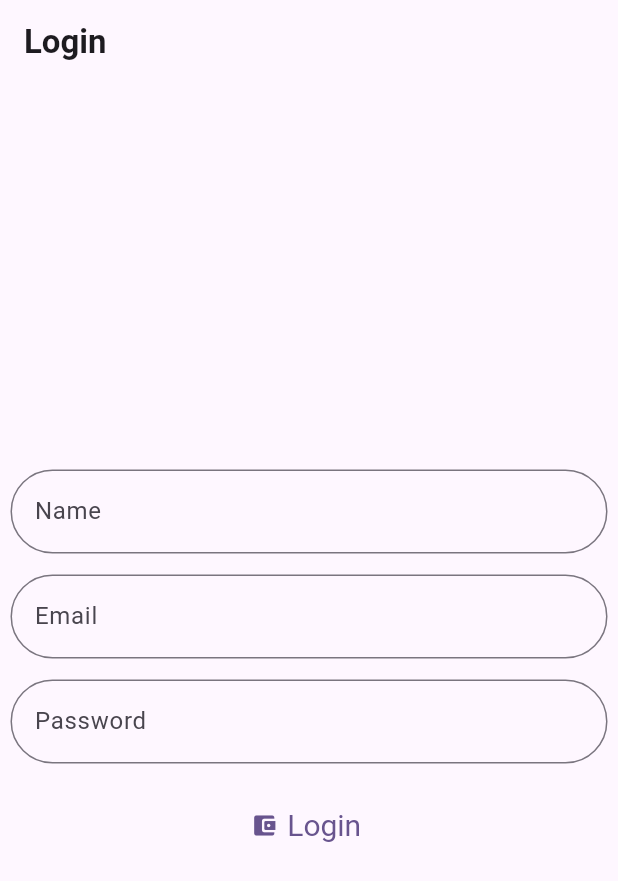
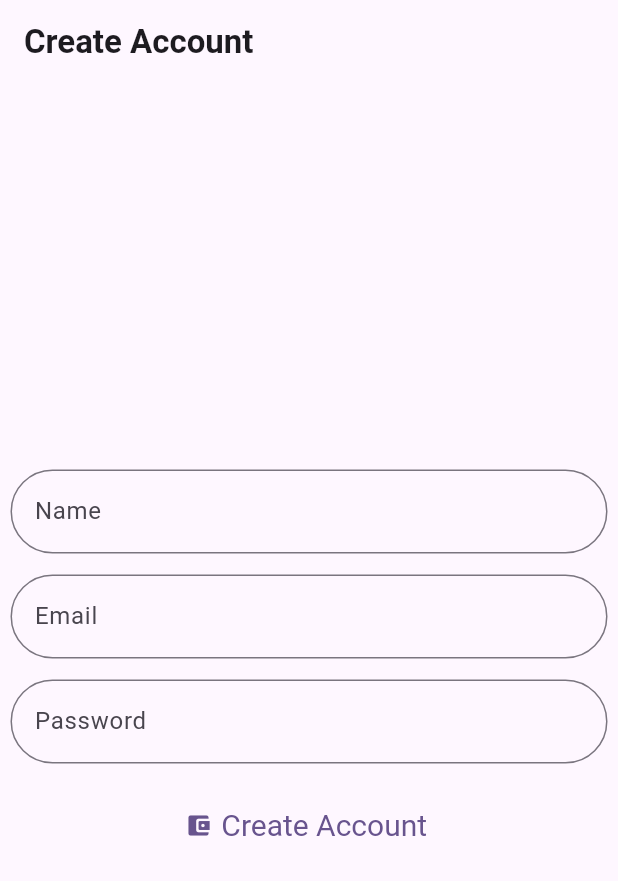
Before and after one commit to VijayWath/Url-shortner-application-and-server, a Flutter app: the screen it shows after launch, on a phone screen of 412 x 824 dp. Shown: the top 881 px of the screen. Run offline on Flutter 3.47's test engine with Material 3 defaults, Android fonts, the phone set to English and light mode, and no system bars; our stand-ins replace bloc, flutter_bloc, shared_preferences.

Commit message:
bloc user Auth

```diff
--- a/lib/bloc/auth_bloc_state.dart
+++ b/lib/bloc/auth_bloc_state.dart
@@ -7,7 +7,11 @@ final class AuthLoading extends AuthBlocState {}
 
 final class AuthBlocInitial extends AuthBlocState {}
 
-final class AuthLoginSuccess extends AuthBlocState {}
+final class AuthLoginSuccess extends AuthBlocState {
+  final UserModel user;
+
+  AuthLoginSuccess({required this.user});
+}
 
 final class AuthFailuare extends AuthBlocState {
   final String error;
@@ -16,7 +20,7 @@ final class AuthFailuare extends AuthBlocState {
 }
 
 final class AuthCreateAccountSuccess extends AuthBlocState {
-  final String uid;
+  final UserModel user;
 
-  AuthCreateAccountSuccess({required this.uid});
+  AuthCreateAccountSuccess({required this.user});
 }
--- a/lib/main.dart
+++ b/lib/main.dart
@@ -1,4 +1,5 @@
 import 'package:url_shortner_service/bloc/auth_bloc_bloc.dart';
+import 'package:url_shortner_service/respositories/UserRepository.dart';
 import 'package:url_shortner_service/screens/CreateAccountScreen.dart';
 import 'package:flutter/material.dart';
 import 'package:flutter_bloc/flutter_bloc.dart';
@@ -12,8 +13,18 @@ class MyApp extends StatelessWidget {
 
   @override
   Widget build(BuildContext context) {
-    return BlocProvider(
-      create: (context) => AuthBlocBloc(),
+    return MultiRepositoryProvider(
+      providers: [
+        RepositoryProvider(
+          create: (context) => UserRepository(),
+        ),
+      ],
+      child: MultiBlocProvider(
+        providers: [
+          BlocProvider(
+            create: (context) => AuthBlocBloc(UserRepository()),
+          ),
+        ],
         child: MaterialApp(
           title: 'URL SERVICE',
           theme: ThemeData(
@@ -22,6 +33,7 @@ class MyApp extends StatelessWidget {
           ),
           home: const CreateAccountScreen(),
         ),
+      ),
     );
   }
 }
--- /dev/null
+++ b/lib/models/historyModel.dart
@@ -0,0 +1,6 @@
+class HistoryModel {
+  final String ip;
+  final DateTime date;
+
+  HistoryModel({required this.ip, required this.date});
+}
--- /dev/null
+++ b/lib/models/responseModel.dart
@@ -0,0 +1,6 @@
+class ResponseModel {
+  final dynamic data;
+  final String? error;
+
+  ResponseModel({this.data, this.error});
+}
--- a/lib/models/userModel.dart
+++ b/lib/models/userModel.dart
@@ -1,10 +1,10 @@
 class UserModel {
   final String name;
   final String email;
-  final String password;
+  final String uid;
   UserModel({
     required this.name,
     required this.email,
-    required this.password,
+    required this.uid,
   });
 }
--- a/lib/screens/CreateAccountScreen.dart
+++ b/lib/screens/CreateAccountScreen.dart
@@ -22,7 +22,7 @@ class _CreateAccountScreenState extends State<CreateAccountScreen> {
     return Scaffold(
       appBar: AppBar(
         title: const Text(
-          "Login",
+          "Create Account",
           style: TextStyle(fontWeight: FontWeight.bold),
         ),
       ),
@@ -46,7 +46,7 @@ class _CreateAccountScreenState extends State<CreateAccountScreen> {
           },
           builder: (context, state) {
             if (state is AuthLoading) {
-              return Center(
+              return const Center(
                 child: CircularProgressIndicator(),
               );
             }
@@ -73,7 +73,7 @@ class _CreateAccountScreenState extends State<CreateAccountScreen> {
                           );
                     },
                     icon: const Icon(Icons.account_balance_wallet_rounded),
-                    label: const Text("Login"),
+                    label: const Text("Create Account"),
                   )
                 ],
               ),
--- a/lib/screens/homeScreen.dart
+++ b/lib/screens/homeScreen.dart
@@ -16,7 +16,7 @@ class _HomeScreenState extends State<HomeScreen> {
         context.watch<AuthBlocBloc>().state as AuthCreateAccountSuccess;
     return Center(
         child: Container(
-      child: Text(authState.uid),
+      child: Text("s"),
     ));
   }
 }
--- a/pubspec.yaml
+++ b/pubspec.yaml
@@ -35,6 +35,8 @@ dependencies:
   # Use with the CupertinoIcons class for iOS style icons.
   cupertino_icons: ^1.0.2
   flutter_bloc: ^8.1.5
+  http: ^1.2.0
+  shared_preferences: ^2.2.2
 
 dev_dependencies:
   flutter_test:
```
Also changed, not shown: lib/bloc/auth_bloc_bloc.dart (+22 -5 lines), lib/models/urlModel.dart (added, +14 -0 lines), lib/respositories/UserRepository.dart (added, +91 -0 lines), lib/respositories/tokenRepository.dart (added, +19 -0 lines), 5 other files. Lines whose indentation alone changed are shown as unchanged.
